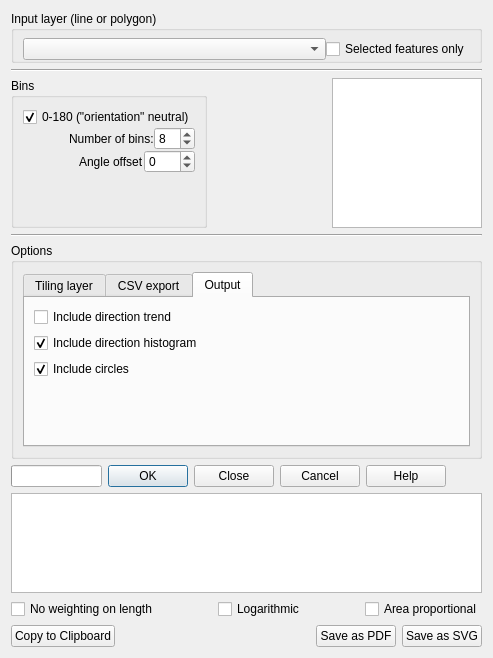
Before: the Qt Designer form linedirectionhistogram_dialog_base.ui in havatv/qgislinedirectionhistogramplugin, drawn with Qt 5.
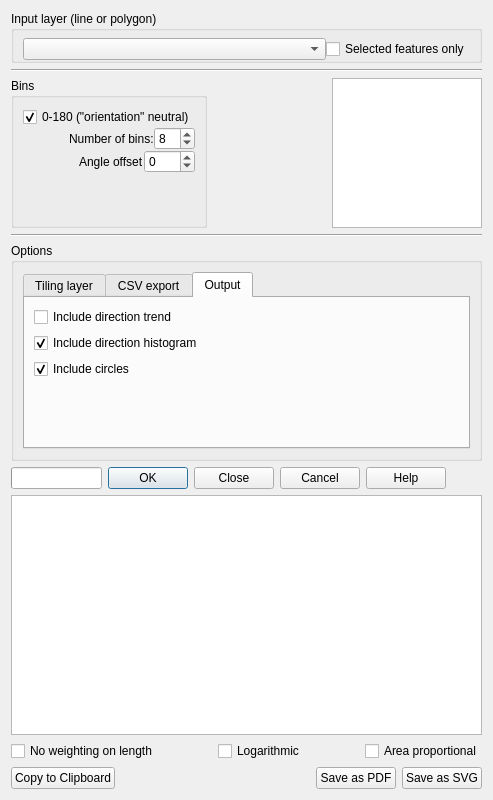
After: the same form once the commit is applied. The open tabs and pages were chosen to show the change.

```diff
--- a/linedirectionhistogram_dialog_base.ui
+++ b/linedirectionhistogram_dialog_base.ui
@@ -7,7 +7,7 @@
     <x>0</x>
     <y>0</y>
     <width>493</width>
-    <height>658</height>
+    <height>800</height>
    </rect>
   </property>
   <property name="windowTitle">
```
Left out of the diff: 2 changed lines with no effect on the pictures.
